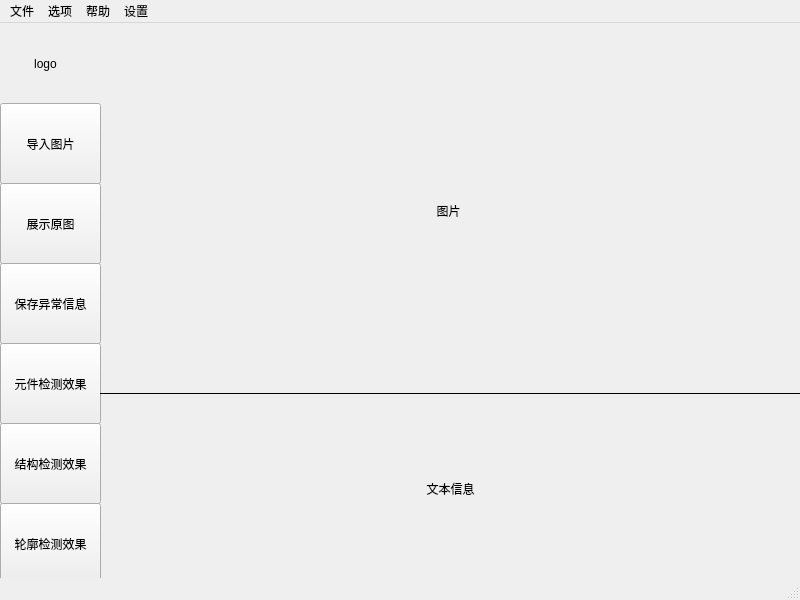
Before: the Qt Designer form mainwindows.ui in Ethereaity/InterfaceDesign, drawn with Qt 5.
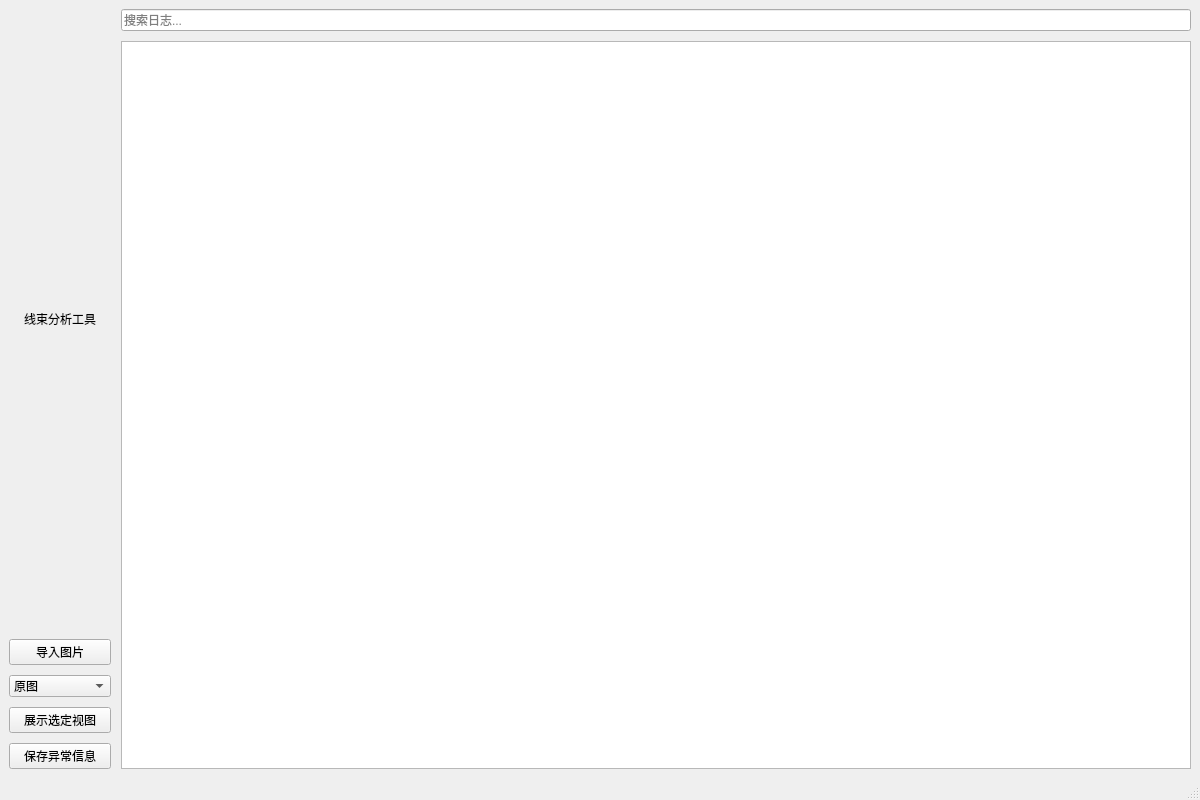
After: the same form once the commit is applied.

Commit message: 修改mainwindow.ui使其设计与py文件中的窗口一致

```diff
--- a/mainwindows.ui
+++ b/mainwindows.ui
@@ -4,193 +4,113 @@
  <widget class="QMainWindow" name="MainWindow">
   <property name="geometry">
    <rect>
-    <x>0</x>
-    <y>0</y>
-    <width>800</width>
-    <height>600</height>
+    <x>100</x>
+    <y>100</y>
+    <width>1200</width>
+    <height>800</height>
    </rect>
   </property>
   <property name="windowTitle">
    <string>MainWindow</string>
   </property>
   <widget class="QWidget" name="centralwidget">
+   <layout class="QHBoxLayout" name="centralLayout">
+    <property name="spacing">
+     <number>10</number>
+    </property>
+    <item>
+     <layout class="QVBoxLayout" name="leftLayout">
+      <item>
    <widget class="QLabel" name="label">
-    <property name="geometry">
-     <rect>
-      <x>0</x>
-      <y>0</y>
-      <width>91</width>
-      <height>81</height>
-     </rect>
-    </property>
     <property name="text">
-     <string>logo</string>
+         <string>线束分析工具</string>
     </property>
     <property name="alignment">
      <set>Qt::AlignCenter</set>
     </property>
    </widget>
+      </item>
+      <item>
    <widget class="QPushButton" name="pushButton">
-    <property name="geometry">
-     <rect>
-      <x>0</x>
-      <y>80</y>
-      <width>101</width>
-      <height>81</height>
-     </rect>
-    </property>
     <property name="text">
      <string>导入图片</string>
     </property>
    </widget>
-   <widget class="QPushButton" name="pushButton_4">
-    <property name="geometry">
-     <rect>
-      <x>0</x>
-      <y>320</y>
-      <width>101</width>
-      <height>81</height>
-     </rect>
-    </property>
+      </item>
+      <item>
+       <widget class="QComboBox" name="viewSelector">
+        <item>
+         <property name="text">
+          <string>原图</string>
+         </property>
+        </item>
+        <item>
     <property name="text">
      <string>元件检测效果</string>
     </property>
-   </widget>
-   <widget class="QPushButton" name="pushButton_5">
-    <property name="geometry">
-     <rect>
-      <x>0</x>
-      <y>400</y>
-      <width>101</width>
-      <height>81</height>
-     </rect>
-    </property>
+        </item>
+        <item>
     <property name="text">
      <string>结构检测效果</string>
     </property>
-   </widget>
-   <widget class="QPushButton" name="pushButton_6">
-    <property name="geometry">
-     <rect>
-      <x>0</x>
-      <y>480</y>
-      <width>101</width>
-      <height>81</height>
-     </rect>
-    </property>
+        </item>
+        <item>
     <property name="text">
      <string>轮廓检测效果</string>
     </property>
-   </widget>
-   <widget class="QLabel" name="label_2">
-    <property name="geometry">
-     <rect>
-      <x>103</x>
-      <y>2</y>
-      <width>691</width>
-      <height>371</height>
-     </rect>
-    </property>
+        </item>
+        <item>
     <property name="text">
-     <string>图片</string>
-    </property>
-    <property name="alignment">
-     <set>Qt::AlignCenter</set>
-    </property>
-   </widget>
-   <widget class="QLabel" name="label_3">
-    <property name="geometry">
-     <rect>
-      <x>100</x>
-      <y>370</y>
-      <width>701</width>
-      <height>191</height>
-     </rect>
-    </property>
-    <property name="text">
-     <string>文本信息</string>
-    </property>
-    <property name="alignment">
-     <set>Qt::AlignCenter</set>
-    </property>
-   </widget>
+          <string>缺陷检测效果</string>
+         </property>
+        </item>
+       </widget>
+      </item>
+      <item>
    <widget class="QPushButton" name="pushButton_2">
-    <property name="geometry">
-     <rect>
-      <x>0</x>
-      <y>160</y>
-      <width>101</width>
-      <height>81</height>
-     </rect>
-    </property>
     <property name="text">
-     <string>展示原图</string>
-    </property>
-   </widget>
+         <string>展示选定视图</string>
+        </property>
+       </widget>
+      </item>
+      <item>
    <widget class="QPushButton" name="pushButton_3">
-    <property name="geometry">
-     <rect>
-      <x>0</x>
-      <y>240</y>
-      <width>101</width>
-      <height>81</height>
-     </rect>
-    </property>
     <property name="text">
      <string>保存异常信息</string>
     </property>
    </widget>
-   <widget class="QLabel" name="label_4">
-    <property name="geometry">
-     <rect>
-      <x>100</x>
-      <y>370</y>
-      <width>701</width>
-      <height>1</height>
-     </rect>
-    </property>
-    <property name="styleSheet">
-     <string notr="true">
-background-color: rgb(0, 0, 0);</string>
-    </property>
-    <property name="text">
-     <string/>
-    </property>
-   </widget>
+      </item>
+     </layout>
+    </item>
+    <item>
+     <layout class="QVBoxLayout" name="rightLayout">
+      <item>
+       <widget class="QLineEdit" name="searchBar">
+        <property name="placeholderText">
+         <string>搜索日志...</string>
+        </property>
+       </widget>
+      </item>
+      <item>
+       <widget class="QTextEdit" name="logArea">
+        <property name="readOnly">
+         <bool>true</bool>
+        </property>
+       </widget>
+      </item>
+     </layout>
+    </item>
+   </layout>
   </widget>
   <widget class="QMenuBar" name="menubar">
    <property name="geometry">
     <rect>
      <x>0</x>
      <y>0</y>
-     <width>800</width>
-     <height>22</height>
+     <width>1200</width>
+     <height>21</height>
     </rect>
    </property>
-   <widget class="QMenu" name="menu">
-    <property name="title">
-     <string>文件</string>
-    </property>
-   </widget>
-   <widget class="QMenu" name="menuEdit">
-    <property name="title">
-     <string>选项</string>
-    </property>
-   </widget>
-   <widget class="QMenu" name="menu_2">
-    <property name="title">
-     <string>帮助</string>
-    </property>
-   </widget>
-   <widget class="QMenu" name="menu_3">
-    <property name="title">
-     <string>设置</string>
-    </property>
-   </widget>
-   <addaction name="menu"/>
-   <addaction name="menuEdit"/>
-   <addaction name="menu_2"/>
-   <addaction name="menu_3"/>
   </widget>
   <widget class="QStatusBar" name="statusbar"/>
  </widget>
```
Left out of the diff: 4 changed lines with no effect on the pictures. Lines whose indentation alone changed are shown as unchanged.
